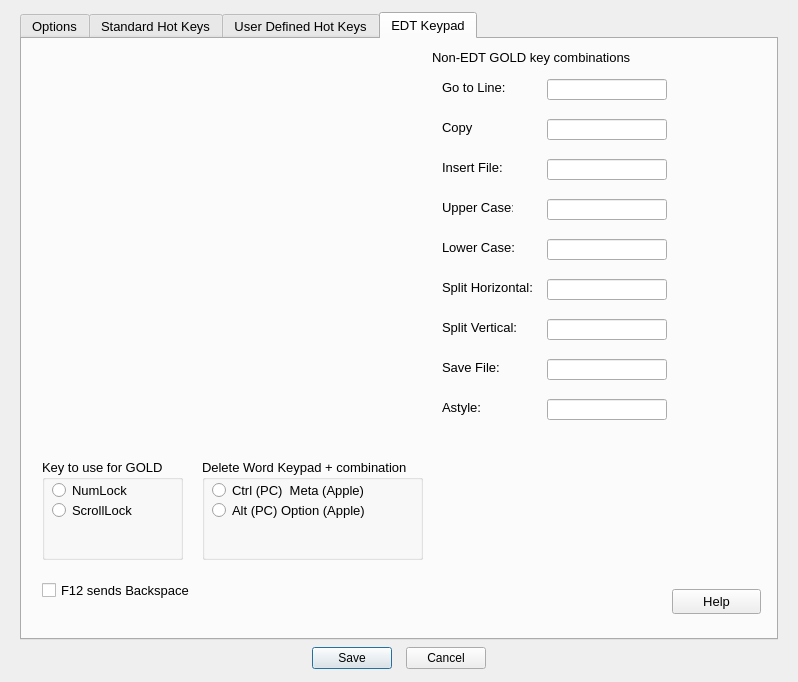
Old version of the form forms/dialog_options.ui in the repository RolandHughes/diamond.
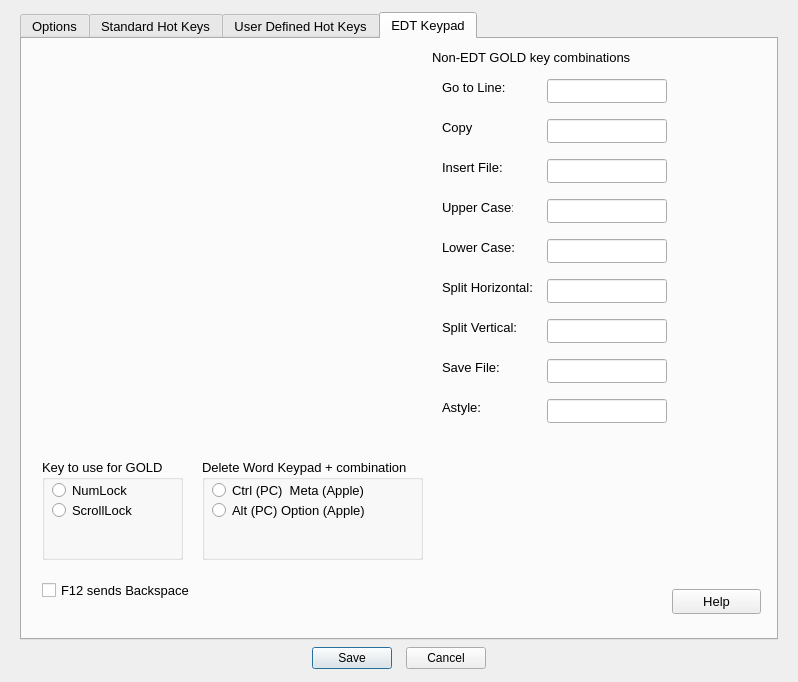
New version of the form. The open tabs and pages were chosen to show the change. Custom widgets are drawn as their Qt base class.

```diff
--- a/forms/dialog_options.ui
+++ b/forms/dialog_options.ui
@@ -2003,37 +2003,6 @@
         </rect>
        </property>
       </widget>
-      <widget class="KeyLineEdit" name="key_EDT_GotoLine">
-       <property name="enabled">
-        <bool>true</bool>
-       </property>
-       <property name="geometry">
-        <rect>
-         <x>525</x>
-         <y>40</y>
-         <width>120</width>
-         <height>21</height>
-        </rect>
-       </property>
-       <property name="minimumSize">
-        <size>
-         <width>120</width>
-         <height>0</height>
-        </size>
-       </property>
-       <property name="toolTip">
-        <string>Jump to a specific line number</string>
-       </property>
-       <property name="whatsThis">
-        <string>Jump to a specific line number</string>
-       </property>
-       <property name="accessibleDescription">
-        <string>Jump to specific line number</string>
-       </property>
-       <property name="readOnly">
-        <bool>true</bool>
-       </property>
-      </widget>
       <widget class="QLabel" name="label_49">
        <property name="geometry">
         <rect>
@@ -2078,37 +2047,6 @@
         <string>Copy</string>
        </property>
       </widget>
-      <widget class="KeyLineEdit" name="key_EDT_Copy">
-       <property name="enabled">
-        <bool>true</bool>
-       </property>
-       <property name="geometry">
-        <rect>
-         <x>525</x>
-         <y>80</y>
-         <width>120</width>
-         <height>21</height>
-        </rect>
-       </property>
-       <property name="minimumSize">
-        <size>
-         <width>120</width>
-         <height>0</height>
-        </size>
-       </property>
-       <property name="toolTip">
-        <string>Jump to a specific line number</string>
-       </property>
-       <property name="whatsThis">
-        <string>Jump to a specific line number</string>
-       </property>
-       <property name="accessibleDescription">
-        <string>Jump to specific line number</string>
-       </property>
-       <property name="readOnly">
-        <bool>true</bool>
-       </property>
-      </widget>
       <widget class="QLabel" name="label_47">
        <property name="geometry">
         <rect>
@@ -2122,37 +2060,6 @@
         <string>Insert File:</string>
        </property>
       </widget>
-      <widget class="KeyLineEdit" name="key_EDT_InsertFile">
-       <property name="enabled">
-        <bool>true</bool>
-       </property>
-       <property name="geometry">
-        <rect>
-         <x>525</x>
-         <y>120</y>
-         <width>120</width>
-         <height>21</height>
-        </rect>
-       </property>
-       <property name="minimumSize">
-        <size>
-         <width>120</width>
-         <height>0</height>
-        </size>
-       </property>
-       <property name="toolTip">
-        <string>Jump to a specific line number</string>
-       </property>
-       <property name="whatsThis">
-        <string>Jump to a specific line number</string>
-       </property>
-       <property name="accessibleDescription">
-        <string>Jump to specific line number</string>
-       </property>
-       <property name="readOnly">
-        <bool>true</bool>
-       </property>
-      </widget>
       <widget class="QLabel" name="label_48">
        <property name="geometry">
         <rect>
@@ -2166,37 +2073,6 @@
         <string>Upper Case:</string>
        </property>
       </widget>
-      <widget class="KeyLineEdit" name="key_EDT_UpperCase">
-       <property name="enabled">
-        <bool>true</bool>
-       </property>
-       <property name="geometry">
-        <rect>
-         <x>525</x>
-         <y>160</y>
-         <width>120</width>
-         <height>21</height>
-        </rect>
-       </property>
-       <property name="minimumSize">
-        <size>
-         <width>120</width>
-         <height>0</height>
-        </size>
-       </property>
-       <property name="toolTip">
-        <string>Jump to a specific line number</string>
-       </property>
-       <property name="whatsThis">
-        <string>Jump to a specific line number</string>
-       </property>
-       <property name="accessibleDescription">
-        <string>Jump to specific line number</string>
-       </property>
-       <property name="readOnly">
-        <bool>true</bool>
-       </property>
-      </widget>
       <widget class="QLabel" name="label_50">
        <property name="geometry">
         <rect>
@@ -2210,37 +2086,6 @@
         <string>Lower Case:</string>
        </property>
       </widget>
-      <widget class="KeyLineEdit" name="key_EDT_LowerCase">
-       <property name="enabled">
-        <bool>true</bool>
-       </property>
-       <property name="geometry">
-        <rect>
-         <x>525</x>
-         <y>200</y>
-         <width>120</width>
-         <height>21</height>
-        </rect>
-       </property>
-       <property name="minimumSize">
-        <size>
-         <width>120</width>
-         <height>0</height>
-        </size>
-       </property>
-       <property name="toolTip">
-        <string>Jump to a specific line number</string>
-       </property>
-       <property name="whatsThis">
-        <string>Jump to a specific line number</string>
-       </property>
-       <property name="accessibleDescription">
-        <string>Jump to specific line number</string>
-       </property>
-       <property name="readOnly">
-        <bool>true</bool>
-       </property>
-      </widget>
       <widget class="QLabel" name="label_51">
        <property name="geometry">
         <rect>
@@ -2254,37 +2099,6 @@
         <string>Split Horizontal:</string>
        </property>
       </widget>
-      <widget class="KeyLineEdit" name="key_EDT_SplitHorizontal">
-       <property name="enabled">
-        <bool>true</bool>
-       </property>
-       <property name="geometry">
-        <rect>
-         <x>525</x>
-         <y>240</y>
-         <width>120</width>
-         <height>21</height>
-        </rect>
-       </property>
-       <property name="minimumSize">
-        <size>
-         <width>120</width>
-         <height>0</height>
-        </size>
-       </property>
-       <property name="toolTip">
-        <string>Jump to a specific line number</string>
-       </property>
-       <property name="whatsThis">
-        <string>Jump to a specific line number</string>
-       </property>
-       <property name="accessibleDescription">
-        <string>Jump to specific line number</string>
-       </property>
-       <property name="readOnly">
-        <bool>true</bool>
-       </property>
-      </widget>
       <widget class="QLabel" name="label_52">
        <property name="geometry">
         <rect>
@@ -2298,37 +2112,6 @@
         <string>Split Vertical:</string>
        </property>
       </widget>
-      <widget class="KeyLineEdit" name="key_EDT_SplitVertical">
-       <property name="enabled">
-        <bool>true</bool>
-       </property>
-       <property name="geometry">
-        <rect>
-         <x>525</x>
-         <y>280</y>
-         <width>120</width>
-         <height>21</height>
-        </rect>
-       </property>
-       <property name="minimumSize">
-        <size>
-         <width>120</width>
-         <height>0</height>
-        </size>
-       </property>
-       <property name="toolTip">
-        <string>Jump to a specific line number</string>
-       </property>
-       <property name="whatsThis">
-        <string>Jump to a specific line number</string>
-       </property>
-       <property name="accessibleDescription">
-        <string>Jump to specific line number</string>
-       </property>
-       <property name="readOnly">
-        <bool>true</bool>
-       </property>
-      </widget>
       <widget class="QPushButton" name="edtHelp_PB">
        <property name="geometry">
         <rect>
@@ -2355,37 +2138,6 @@
         <string>Save File:</string>
        </property>
       </widget>
-      <widget class="KeyLineEdit" name="key_EDT_SaveFile">
-       <property name="enabled">
-        <bool>true</bool>
-       </property>
-       <property name="geometry">
-        <rect>
-         <x>525</x>
-         <y>320</y>
-         <width>120</width>
-         <height>21</height>
-        </rect>
-       </property>
-       <property name="minimumSize">
-        <size>
-         <width>120</width>
-         <height>0</height>
-        </size>
-       </property>
-       <property name="toolTip">
-        <string>Jump to a specific line number</string>
-       </property>
-       <property name="whatsThis">
-        <string>Jump to a specific line number</string>
-       </property>
-       <property name="accessibleDescription">
-        <string>Jump to specific line number</string>
-       </property>
-       <property name="readOnly">
-        <bool>true</bool>
-       </property>
-      </widget>
       <widget class="QGroupBox" name="groupBox">
        <property name="geometry">
         <rect>
@@ -2438,37 +2190,6 @@
         <string>Astyle:</string>
        </property>
       </widget>
-      <widget class="KeyLineEdit" name="key_EDT_Astyle">
-       <property name="enabled">
-        <bool>true</bool>
-       </property>
-       <property name="geometry">
-        <rect>
-         <x>525</x>
-         <y>360</y>
-         <width>120</width>
-         <height>21</height>
-        </rect>
-       </property>
-       <property name="minimumSize">
-        <size>
-         <width>120</width>
-         <height>0</height>
-        </size>
-       </property>
-       <property name="toolTip">
-        <string>Jump to a specific line number</string>
-       </property>
-       <property name="whatsThis">
-        <string>Jump to a specific line number</string>
-       </property>
-       <property name="accessibleDescription">
-        <string>Jump to specific line number</string>
-       </property>
-       <property name="readOnly">
-        <bool>true</bool>
-       </property>
-      </widget>
       <widget class="QCheckBox" name="f12AsBackspace_CKB">
        <property name="geometry">
         <rect>
@@ -2521,6 +2242,195 @@
         </property>
        </widget>
       </widget>
+      <widget class="KeyLineEdit" name="key_EDT_GotoLine">
+       <property name="geometry">
+        <rect>
+         <x>525</x>
+         <y>40</y>
+         <width>120</width>
+         <height>24</height>
+        </rect>
+       </property>
+       <property name="minimumSize">
+        <size>
+         <width>120</width>
+         <height>0</height>
+        </size>
+       </property>
+       <property name="font">
+        <font>
+         <pointsize>10</pointsize>
+        </font>
+       </property>
+      </widget>
+      <widget class="KeyLineEdit" name="key_EDT_Copy">
+       <property name="geometry">
+        <rect>
+         <x>525</x>
+         <y>80</y>
+         <width>120</width>
+         <height>24</height>
+        </rect>
+       </property>
+       <property name="minimumSize">
+        <size>
+         <width>120</width>
+         <height>0</height>
+        </size>
+       </property>
+       <property name="font">
+        <font>
+         <pointsize>10</pointsize>
+        </font>
+       </property>
+      </widget>
+      <widget class="KeyLineEdit" name="key_EDT_InsertFile">
+       <property name="geometry">
+        <rect>
+         <x>525</x>
+         <y>120</y>
+         <width>120</width>
+         <height>24</height>
+        </rect>
+       </property>
+       <property name="minimumSize">
+        <size>
+         <width>120</width>
+         <height>0</height>
+        </size>
+       </property>
+       <property name="font">
+        <font>
+         <pointsize>10</pointsize>
+        </font>
+       </property>
+      </widget>
+      <widget class="KeyLineEdit" name="key_EDT_UpperCase">
+       <property name="geometry">
+        <rect>
+         <x>525</x>
+         <y>160</y>
+         <width>120</width>
+         <height>24</height>
+        </rect>
+       </property>
+       <property name="minimumSize">
+        <size>
+         <width>120</width>
+         <height>0</height>
+        </size>
+       </property>
+       <property name="font">
+        <font>
+         <pointsize>10</pointsize>
+        </font>
+       </property>
+      </widget>
+      <widget class="KeyLineEdit" name="key_EDT_LowerCase">
+       <property name="geometry">
+        <rect>
+         <x>525</x>
+         <y>200</y>
+         <width>120</width>
+         <height>24</height>
+        </rect>
+       </property>
+       <property name="minimumSize">
+        <size>
+         <width>120</width>
+         <height>0</height>
+        </size>
+       </property>
+       <property name="font">
+        <font>
+         <pointsize>10</pointsize>
+        </font>
+       </property>
+      </widget>
+      <widget class="KeyLineEdit" name="key_EDT_SplitHorizontal">
+       <property name="geometry">
+        <rect>
+         <x>525</x>
+         <y>240</y>
+         <width>120</width>
+         <height>24</height>
+        </rect>
+       </property>
+       <property name="minimumSize">
+        <size>
+         <width>120</width>
+         <height>0</height>
+        </size>
+       </property>
+       <property name="font">
+        <font>
+         <pointsize>10</pointsize>
+        </font>
+       </property>
+      </widget>
+      <widget class="KeyLineEdit" name="key_EDT_SplitVertical">
+       <property name="geometry">
+        <rect>
+         <x>525</x>
+         <y>280</y>
+         <width>120</width>
+         <height>24</height>
+        </rect>
+       </property>
+       <property name="minimumSize">
+        <size>
+         <width>120</width>
+         <height>0</height>
+        </size>
+       </property>
+       <property name="font">
+        <font>
+         <pointsize>10</pointsize>
+        </font>
+       </property>
+      </widget>
+      <widget class="KeyLineEdit" name="key_EDT_SaveFile">
+       <property name="geometry">
+        <rect>
+         <x>525</x>
+         <y>320</y>
+         <width>120</width>
+         <height>24</height>
+        </rect>
+       </property>
+       <property name="minimumSize">
+        <size>
+         <width>120</width>
+         <height>0</height>
+        </size>
+       </property>
+       <property name="font">
+        <font>
+         <pointsize>10</pointsize>
+        </font>
+       </property>
+      </widget>
+      <widget class="KeyLineEdit" name="key_EDT_Astyle">
+       <property name="geometry">
+        <rect>
+         <x>525</x>
+         <y>360</y>
+         <width>120</width>
+         <height>24</height>
+        </rect>
+       </property>
+       <property name="minimumSize">
+        <size>
+         <width>120</width>
+         <height>0</height>
+        </size>
+       </property>
+       <property name="font">
+        <font>
+         <pointsize>10</pointsize>
+        </font>
+       </property>
+      </widget>
      </widget>
     </widget>
    </item>
```
Left out of the diff: 255 changed lines with no effect on the pictures.
